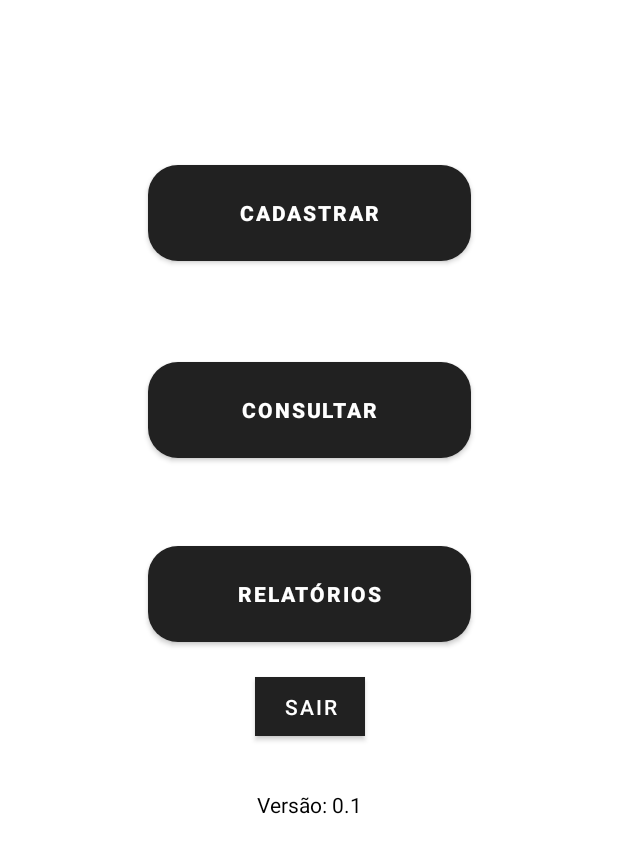
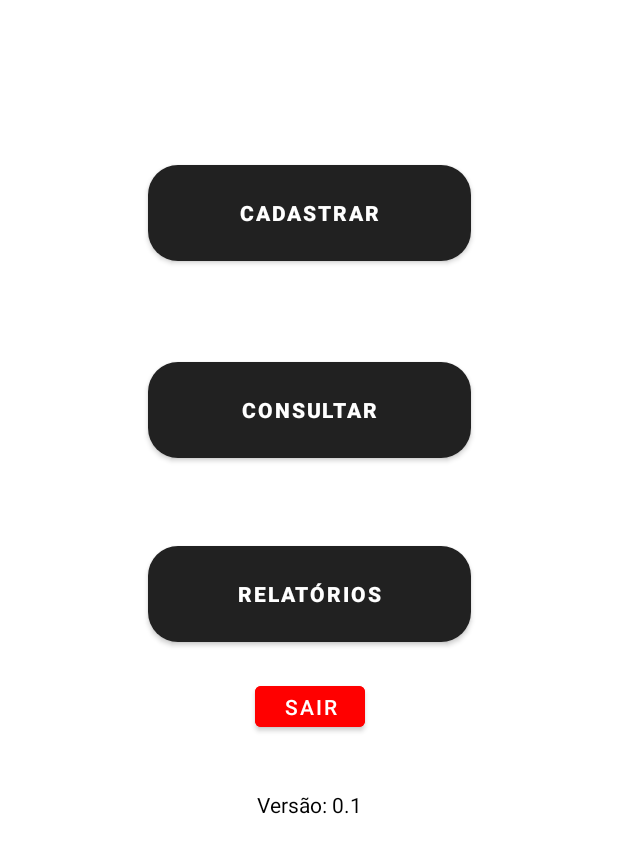
Before and after one commit to pedrohenriqueads/Vou-nao-vou, an Android app: the MainActivity3 screen opened directly, with no data from a screen before it, on a phone screen of 412 x 824 dp, the part 381-1236 px from its top. Run offline under Robolectric (Android 15) with nearby library versions, the phone set to English and light mode, and no system bars.

Commit message:
Implementando interação a botôes

```diff
--- a/app/src/main/java/com/example/vou_nao_vou_app/MainActivity3.java
+++ b/app/src/main/java/com/example/vou_nao_vou_app/MainActivity3.java
@@ -11,6 +11,7 @@ public class MainActivity3 extends AppCompatActivity {
 
     private Button botao;
     private Button botao2;
+    private Button botaosair;
 
     @Override
     protected void onCreate(Bundle savedInstanceState) {
@@ -19,6 +20,7 @@ public class MainActivity3 extends AppCompatActivity {
 
         botao = findViewById(R.id.button_cadastrar);
         botao2 = findViewById(R.id.button3);
+        botaosair = findViewById(R.id.button4);
 
         botao.setOnClickListener(new View.OnClickListener() {
             @Override
@@ -34,5 +36,12 @@ public class MainActivity3 extends AppCompatActivity {
                 startActivity(intent);
             }
         });
+        botaosair.setOnClickListener(new View.OnClickListener() {
+            @Override
+            public void onClick(View view) {
+                Intent intent = new Intent(MainActivity3.this,MainActivity2.class);
+                startActivity(intent);
+            }
+        });
     }
 }
--- a/app/src/main/res/layout/activity_main3.xml
+++ b/app/src/main/res/layout/activity_main3.xml
@@ -83,7 +83,7 @@
         android:id="@+id/button4"
         android:layout_width="73dp"
         android:layout_height="39dp"
-        android:background="#FF0000"
+        android:backgroundTint="@color/red"
         android:text="Sair"
         app:layout_constraintBottom_toBottomOf="parent"
         app:layout_constraintEnd_toEndOf="parent"
--- a/app/src/main/res/layout/activity_main5.xml
+++ b/app/src/main/res/layout/activity_main5.xml
@@ -99,6 +99,7 @@
         android:layout_height="44dp"
         android:text="Voltar"
         android:textSize="12sp"
+        android:backgroundTint="@color/red"
         app:layout_constraintBottom_toBottomOf="parent"
         app:layout_constraintEnd_toEndOf="parent"
         app:layout_constraintStart_toStartOf="parent"
```
Also changed, not shown: app/src/main/java/com/example/vou_nao_vou_app/MainActivity4.java (+13 -0 lines), app/src/main/java/com/example/vou_nao_vou_app/MainActivity5.java (+15 -0 lines), app/src/main/res/layout/activity_main4.xml (+15 -1 lines).
